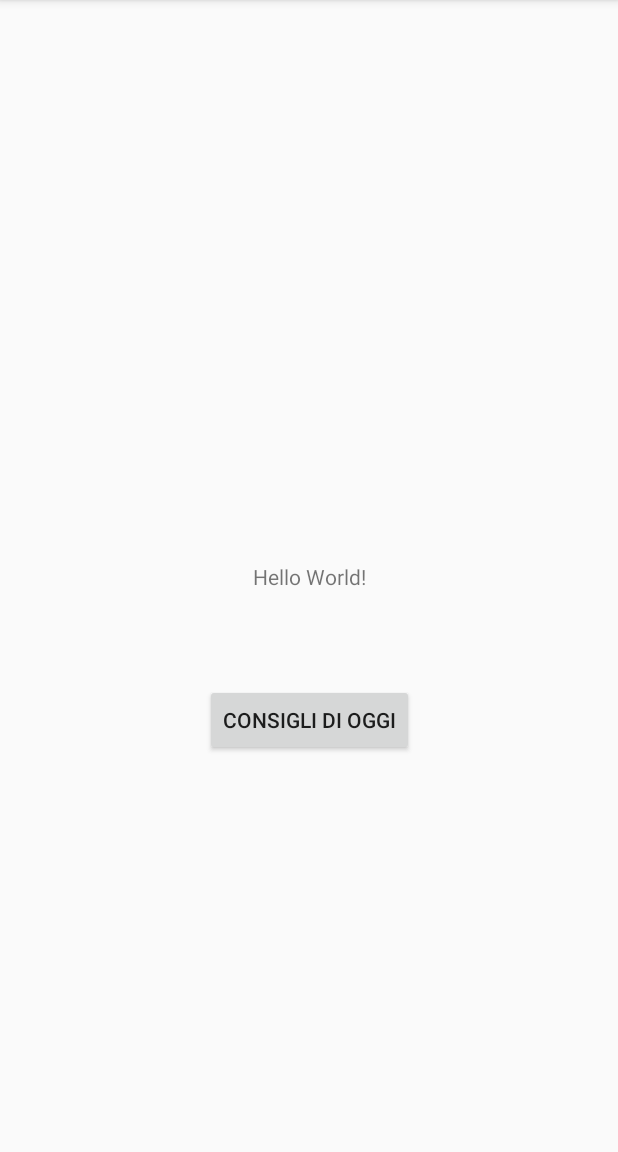
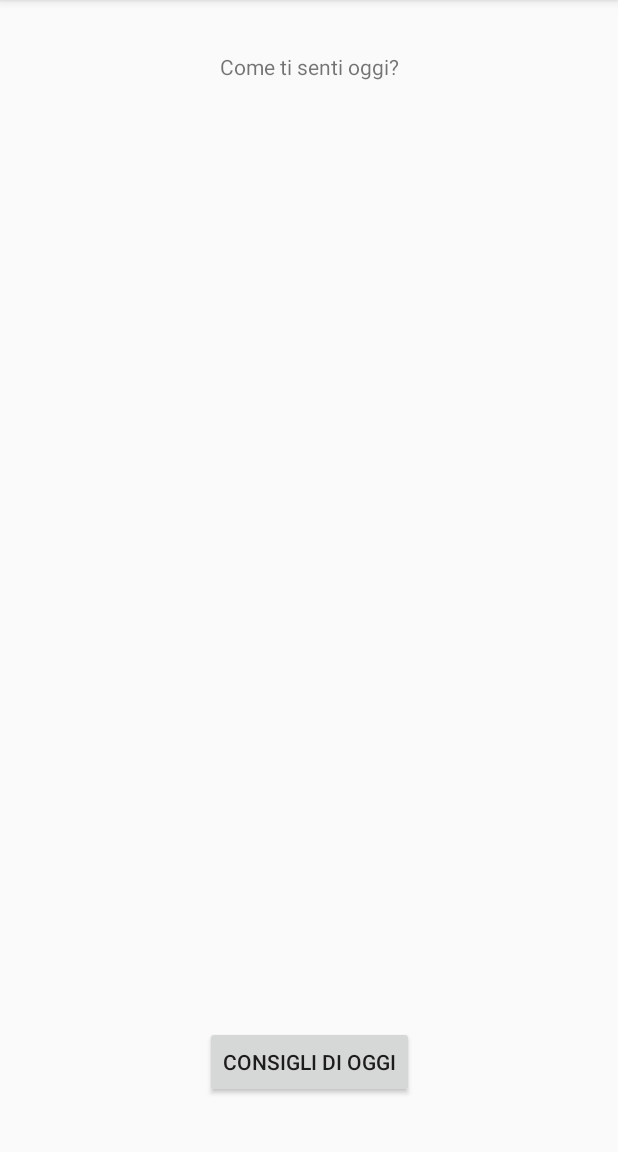
Before and after one commit to Domenico2299/EmotionalBook, an Android app: the screen it shows after launch (MainActivity), on a phone screen of 412 x 824 dp, the part 84-1236 px from its top. Run offline under Robolectric (Android 15) with nearby library versions, the phone set to English and light mode, and no system bars.

Commit message:
Nuova Toolbar

```diff
--- a/app/src/main/java/com/example/emotionalbook/MainActivity.java
+++ b/app/src/main/java/com/example/emotionalbook/MainActivity.java
@@ -1,12 +1,13 @@
 package com.example.emotionalbook;
 
-import androidx.appcompat.app.AppCompatActivity;
-
-import android.content.DialogInterface;
 import android.content.Intent;
 import android.os.Bundle;
+import android.view.Menu;
 import android.view.View;
 import android.widget.Button;
+
+import androidx.appcompat.app.AppCompatActivity;
+import androidx.appcompat.widget.Toolbar;
 
 public class MainActivity extends AppCompatActivity {
 
@@ -14,6 +15,8 @@ public class MainActivity extends AppCompatActivity {
     protected void onCreate(Bundle savedInstanceState) {
         super.onCreate(savedInstanceState);
         setContentView(R.layout.activity_main);
+        Toolbar toolbar=(Toolbar) findViewById(R.id.toolbar);
+        setSupportActionBar(toolbar);
         Button buttonToAdvices=(Button) findViewById(R.id.buttonToAdvices);
         buttonToAdvices.setOnClickListener(new View.OnClickListener() {
             @Override
@@ -24,5 +27,4 @@ public class MainActivity extends AppCompatActivity {
         });
 
     }
-
 }
--- a/app/src/main/res/layout/activity_main.xml
+++ b/app/src/main/res/layout/activity_main.xml
@@ -5,26 +5,30 @@
     android:layout_width="match_parent"
     android:layout_height="match_parent"
     tools:context=".MainActivity">
+    <include
+        android:id="@+id/toolbar"
+        layout="@layout/toolbar"/>
 
     <TextView
+        android:id="@+id/textView"
         android:layout_width="wrap_content"
         android:layout_height="wrap_content"
-        android:text="Hello World!"
+        android:text="Come ti senti oggi?"
         app:layout_constraintBottom_toBottomOf="parent"
         app:layout_constraintLeft_toLeftOf="parent"
         app:layout_constraintRight_toRightOf="parent"
-        app:layout_constraintTop_toTopOf="parent" />
+        app:layout_constraintTop_toTopOf="parent"
+        app:layout_constraintVertical_bias="0.113" />
 
     <Button
         android:id="@+id/buttonToAdvices"
         android:layout_width="wrap_content"
         android:layout_height="wrap_content"
-        android:layout_marginStart="32dp"
-        android:layout_marginEnd="32dp"
-        android:layout_marginBottom="264dp"
         android:text="Consigli di oggi"
         app:layout_constraintBottom_toBottomOf="parent"
         app:layout_constraintEnd_toEndOf="parent"
-        app:layout_constraintStart_toStartOf="parent" />
+        app:layout_constraintStart_toStartOf="parent"
+        app:layout_constraintTop_toBottomOf="@+id/toolbar"
+        app:layout_constraintVertical_bias="0.95" />
 
 </androidx.constraintlayout.widget.ConstraintLayout>
--- a/app/src/main/res/layout/advices_activity.xml
+++ b/app/src/main/res/layout/advices_activity.xml
@@ -7,6 +7,9 @@
     android:layout_height="match_parent"
     tools:context=".AdvicesActivity" >
 
+    <include
+        android:id="@+id/toolbar"
+        layout="@layout/toolbar"/>
 
     <Button
         android:id="@+id/advicesRightArrow"
--- /dev/null
+++ b/app/src/main/res/layout/toolbar.xml
@@ -0,0 +1,9 @@
+<?xml version="1.0" encoding="utf-8"?>
+<androidx.appcompat.widget.Toolbar xmlns:android="http://schemas.android.com/apk/res/android"
+    android:layout_width="match_parent"
+    android:layout_height="wrap_content"
+    android:elevation="4dp"
+    android:background="@color/colorPrimary"
+    android:theme="@style/ThemeOverlay.AppCompat.Dark.ActionBar"
+    >
+</androidx.appcompat.widget.Toolbar>
--- a/app/src/main/res/values/styles.xml
+++ b/app/src/main/res/values/styles.xml
@@ -1,7 +1,7 @@
 <resources>
 
     <!-- Base application theme. -->
-    <style name="AppTheme" parent="Theme.AppCompat.Light.DarkActionBar">
+    <style name="AppTheme" parent="Theme.AppCompat.Light.NoActionBar">
         <!-- Customize your theme here. -->
         <item name="colorPrimary">@color/colorPrimary</item>
         <item name="colorPrimaryDark">@color/colorPrimaryDark</item>
```
Also changed, not shown: app/src/main/java/com/example/emotionalbook/AdvicesActivity.java (+10 -0 lines), app/src/main/res/menu/menu.xml (added, +10 -0 lines).
